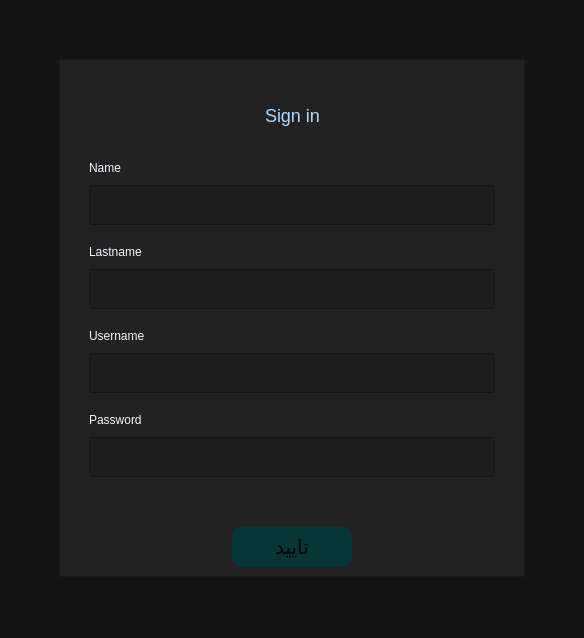
The window that ui/sign.ui (Mamootove/University-Hotel-Booking) describes before a commit, drawn with Qt 5.
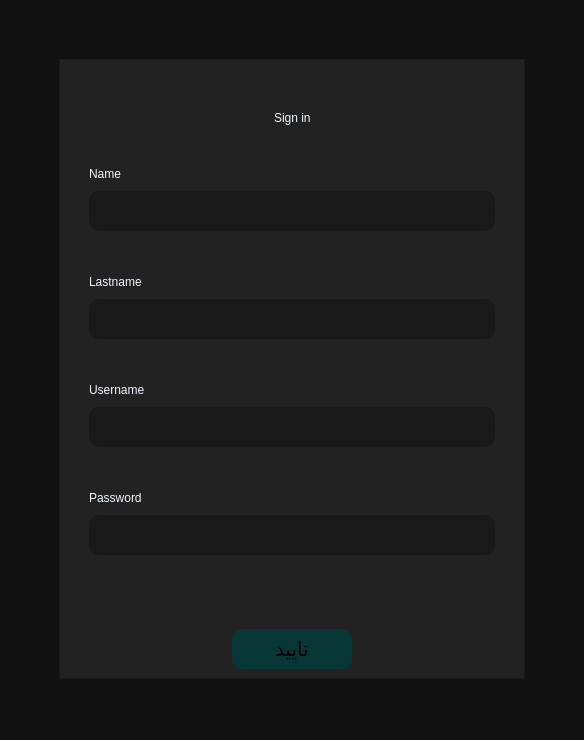
The same window after the commit.

Commit message: sign in bux:sign in invalid parameters fixed. -invalid- function in Signin class added. label for invalid parameter in sign ui file added.

What changed in the file:
```diff
--- a/ui/sign.ui
+++ b/ui/sign.ui
@@ -7,7 +7,7 @@
     <x>0</x>
     <y>0</y>
     <width>584</width>
-    <height>638</height>
+    <height>740</height>
    </rect>
   </property>
   <property name="windowTitle">
@@ -15,7 +15,7 @@
   </property>
   <property name="styleSheet">
    <string notr="true">QWidget{
-    background-color: rgb(20, 20, 20);
+    background-color: rgb(18, 18, 18);
 }
 QFrame{
     background-color: rgb(34, 34, 34);
@@ -37,14 +37,15 @@
 
 }
 QLineEdit{
-    background-color: rgb(29, 29, 29);
+    background-color: rgb(25, 25, 25);
     font-size: 13px;
+	border-radius : 10px
 }</string>
   </property>
   <widget class="QWidget" name="centralwidget">
-   <layout class="QGridLayout" name="gridLayout_3">
+   <layout class="QGridLayout" name="gridLayout">
     <item row="0" column="0">
-     <layout class="QGridLayout" name="gridLayout">
+     <layout class="QGridLayout" name="gridLayout_3">
       <property name="leftMargin">
        <number>50</number>
       </property>
@@ -58,23 +59,23 @@
        <number>30</number>
       </property>
       <item row="0" column="0">
-       <widget class="QFrame" name="frame">
+       <widget class="QFrame" name="frame_2">
         <property name="frameShape">
          <enum>QFrame::Shape::StyledPanel</enum>
         </property>
         <property name="frameShadow">
          <enum>QFrame::Shadow::Raised</enum>
         </property>
-        <layout class="QGridLayout" name="gridLayout_2">
+        <layout class="QGridLayout" name="gridLayout_4">
          <item row="0" column="0">
-          <layout class="QVBoxLayout" name="verticalLayout">
+          <layout class="QVBoxLayout" name="verticalLayout_7">
            <property name="spacing">
             <number>0</number>
            </property>
            <item>
-            <layout class="QHBoxLayout" name="horizontalLayout">
+            <layout class="QHBoxLayout" name="horizontalLayout_3">
              <item>
-              <spacer name="horizontalSpacer">
+              <spacer name="horizontalSpacer_5">
                <property name="orientation">
                 <enum>Qt::Orientation::Horizontal</enum>
                </property>
@@ -87,14 +88,14 @@
               </spacer>
              </item>
              <item>
-              <widget class="QLabel" name="label_5">
+              <widget class="QLabel" name="label_6">
                <property name="text">
                 <string>Sign in</string>
                </property>
               </widget>
              </item>
              <item>
-              <spacer name="horizontalSpacer_2">
+              <spacer name="horizontalSpacer_6">
                <property name="orientation">
                 <enum>Qt::Orientation::Horizontal</enum>
                </property>
@@ -109,7 +110,7 @@
             </layout>
            </item>
            <item>
-            <layout class="QVBoxLayout" name="verticalLayout_6">
+            <layout class="QVBoxLayout" name="verticalLayout_8">
              <property name="spacing">
               <number>20</number>
              </property>
@@ -120,12 +121,12 @@
               <number>20</number>
              </property>
              <item>
-              <layout class="QVBoxLayout" name="verticalLayout_4">
+              <layout class="QVBoxLayout" name="verticalLayout_9">
                <property name="spacing">
                 <number>10</number>
                </property>
                <item>
-                <widget class="QLabel" name="label_3">
+                <widget class="QLabel" name="label_7">
                  <property name="text">
                   <string>Name</string>
                  </property>
@@ -139,17 +140,31 @@
                    <height>40</height>
                   </size>
                  </property>
+                 <property name="styleSheet">
+                  <string notr="true"/>
+                 </property>
                 </widget>
                </item>
+               <item>
+                <layout class="QHBoxLayout" name="horizontalLayout">
+                 <item>
+                  <widget class="QLabel" name="inv_name">
+                   <property name="text">
+                    <string/>
+                   </property>
+                  </widget>
+                 </item>
+                </layout>
+               </item>
               </layout>
              </item>
              <item>
-              <layout class="QVBoxLayout" name="verticalLayout_5">
+              <layout class="QVBoxLayout" name="verticalLayout_10">
                <property name="spacing">
                 <number>10</number>
                </property>
                <item>
-                <widget class="QLabel" name="label_4">
+                <widget class="QLabel" name="label_8">
                  <property name="text">
                   <string>Lastname</string>
                  </property>
@@ -165,15 +180,22 @@
                  </property>
                 </widget>
                </item>
+               <item>
+                <widget class="QLabel" name="inv_last">
+                 <property name="text">
+                  <string/>
+                 </property>
+                </widget>
+               </item>
               </layout>
              </item>
              <item>
-              <layout class="QVBoxLayout" name="verticalLayout_2">
+              <layout class="QVBoxLayout" name="verticalLayout_11">
                <property name="spacing">
                 <number>10</number>
                </property>
                <item>
-                <widget class="QLabel" name="label_2">
+                <widget class="QLabel" name="label_9">
                  <property name="text">
                   <string>Username</string>
                  </property>
@@ -189,15 +211,22 @@
                  </property>
                 </widget>
                </item>
+               <item>
+                <widget class="QLabel" name="inv_user">
+                 <property name="text">
+                  <string/>
+                 </property>
+                </widget>
+               </item>
               </layout>
              </item>
              <item>
-              <layout class="QVBoxLayout" name="verticalLayout_3">
+              <layout class="QVBoxLayout" name="verticalLayout_12">
                <property name="spacing">
                 <number>10</number>
                </property>
                <item>
-                <widget class="QLabel" name="label">
+                <widget class="QLabel" name="label_10">
                  <property name="text">
                   <string>Password</string>
                  </property>
@@ -214,7 +243,14 @@
                 </widget>
                </item>
                <item>
-                <spacer name="verticalSpacer">
+                <widget class="QLabel" name="inv_pas">
+                 <property name="text">
+                  <string/>
+                 </property>
+                </widget>
+               </item>
+               <item>
+                <spacer name="verticalSpacer_2">
                  <property name="orientation">
                   <enum>Qt::Orientation::Vertical</enum>
                  </property>
@@ -230,9 +266,9 @@
                 </spacer>
                </item>
                <item>
-                <layout class="QHBoxLayout" name="horizontalLayout_2">
+                <layout class="QHBoxLayout" name="horizontalLayout_4">
                  <item>
-                  <spacer name="horizontalSpacer_3">
+                  <spacer name="horizontalSpacer_7">
                    <property name="orientation">
                     <enum>Qt::Orientation::Horizontal</enum>
                    </property>
@@ -267,7 +303,7 @@
                   </widget>
                  </item>
                  <item>
-                  <spacer name="horizontalSpacer_4">
+                  <spacer name="horizontalSpacer_8">
                    <property name="orientation">
                     <enum>Qt::Orientation::Horizontal</enum>
                    </property>
```
The commit also changes 1 other file.
